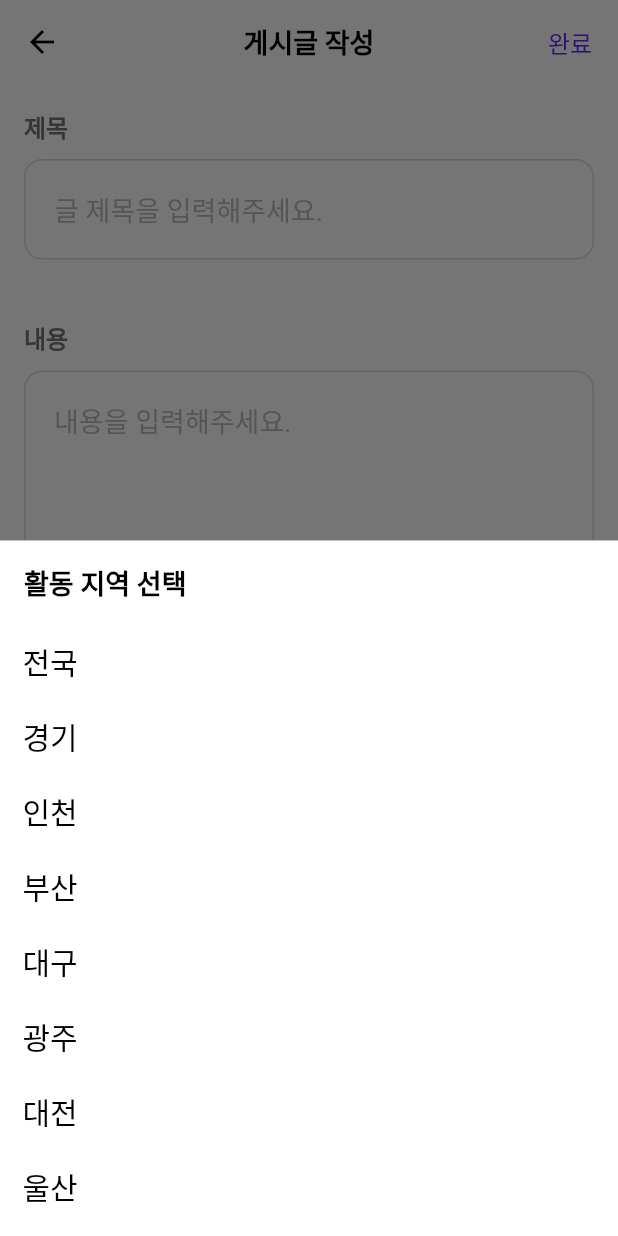
After one commit to 2023-Together/Together_Dev_Flutter, a Flutter app: the PostWritePage screen opened directly, after a tap on "전국", on a phone screen of 412 x 824 dp. The commit adds this screen. Run offline on Flutter 3.47's test engine with Material 2 defaults, Android fonts, the phone set to English and light mode, and no system bars; our stand-ins replace flutter_secure_storage, font_awesome_flutter, get, table_calendar; accounts and stored records are empty; network calls fail.

Commit message:
feat: 게시글 작성 페이지 추가
동아리 커뮤니티 페이지의 게시글 작성 버튼을 누르면
게시글 작성 페이지가 푸쉬된다.

```diff
--- a/lib/club/club_screen.dart
+++ b/lib/club/club_screen.dart
@@ -1,5 +1,7 @@
 import 'package:flutter/material.dart';
 import 'package:font_awesome_flutter/font_awesome_flutter.dart';
+import 'package:swag_cross_app/club/locationListBottomSheet.dart';
+import 'package:swag_cross_app/club/post_write_page.dart';
 
 class ClubScreen extends StatefulWidget {
   const ClubScreen({super.key});
@@ -9,73 +11,10 @@ class ClubScreen extends StatefulWidget {
 }
 
 class _ClubScreenState extends State<ClubScreen> {
-  final List<String> _locations = [
-    "전국",
-    "경기",
-    "인천",
-    "부산",
-    "대구",
-    "광주",
-    "대전",
-    "울산",
-    "세종",
-    "강원",
-    "경남",
-    "경북",
-    "전남",
-    "전북",
-    "충남",
-    "충북",
-    "제주",
-    "기타"
-  ];
-
   AppBar _appBarWidget() {
     return AppBar(
       title: const Text("커뮤니티"),
-      actions: [
-        GestureDetector(
-          child: Row(
-            children: const [
-              Text("전국", style: TextStyle(fontSize: 20)),
-              Icon(Icons.arrow_drop_down),
-            ],
-          ),
-          onTap: () {
-            showModalBottomSheet(
-              context: context,
-              builder: (BuildContext context) {
-                return Scaffold(
-                  appBar: AppBar(
-                    title: const Text("활동 지역 선택"),
-                    centerTitle: false,
-                    automaticallyImplyLeading: false,
-                  ),
-                  body: Container(
-                    margin: const EdgeInsets.only(top: 10),
-                    child: ListView(
-                      children: [
-                        for (var location in _locations)
-                          Container(
-                            padding: const EdgeInsets.symmetric(horizontal: 15),
-                            height: 50,
-                            child: Text(
-                              location,
-                              style: const TextStyle(
-                                color: Colors.black,
-                                fontSize: 20,
-                              ),
-                            ),
-                          ),
-                      ],
-                    ),
-                  ),
-                );
-              },
-            );
-          },
-        )
-      ],
+      actions: [LocationListBottomSheet()],
     );
   }
 
@@ -196,7 +135,14 @@ class _ClubScreenState extends State<ClubScreen> {
         backgroundColor: const Color(0xFF6524FF),
         child: const Icon(FontAwesomeIcons.pen),
         onPressed: () {
-          print("게시글 작성 페이지로 이동");
+          Navigator.push(
+            context,
+            MaterialPageRoute(
+              builder: (context) {
+                return const PostWritePage();
+              },
+            ),
+          );
         },
       ),
       appBar: _appBarWidget(),
--- /dev/null
+++ b/lib/club/locationListBottomSheet.dart
@@ -0,0 +1,74 @@
+import 'package:flutter/material.dart';
+
+class LocationListBottomSheet extends StatelessWidget {
+  static final List<String> locations = [
+    "전국",
+    "경기",
+    "인천",
+    "부산",
+    "대구",
+    "광주",
+    "대전",
+    "울산",
+    "세종",
+    "강원",
+    "경남",
+    "경북",
+    "전남",
+    "전북",
+    "충남",
+    "충북",
+    "제주",
+    "기타"
+  ];
+  const LocationListBottomSheet({super.key});
+
+  onTap(context) {
+    showModalBottomSheet(
+      context: context,
+      builder: (BuildContext context) {
+        return Scaffold(
+          appBar: AppBar(
+            title: const Text("활동 지역 선택"),
+            centerTitle: false,
+            automaticallyImplyLeading: false,
+          ),
+          body: Container(
+            margin: const EdgeInsets.only(top: 10),
+            child: ListView(
+              children: [
+                for (var location in locations)
+                  Container(
+                    padding: const EdgeInsets.symmetric(horizontal: 15),
+                    height: 50,
+                    child: Text(
+                      location,
+                      style: const TextStyle(
+                        color: Colors.black,
+                        fontSize: 20,
+                      ),
+                    ),
+                  ),
+              ],
+            ),
+          ),
+        );
+      },
+    );
+  }
+
+  @override
+  Widget build(BuildContext context) {
+    return GestureDetector(
+      child: Row(
+        children: const [
+          Text("전국", style: TextStyle(fontSize: 20)),
+          Icon(Icons.arrow_drop_down),
+        ],
+      ),
+      onTap: () {
+        onTap(context);
+      },
+    );
+  }
+}
--- /dev/null
+++ b/lib/club/post_write_page.dart
@@ -0,0 +1,160 @@
+import 'package:flutter/material.dart';
+import 'package:swag_cross_app/club/locationListBottomSheet.dart';
+
+class PostWritePage extends StatelessWidget {
+  const PostWritePage({super.key});
+
+  onTap(context) {
+    showModalBottomSheet(
+      context: context,
+      builder: (BuildContext context) {
+        return Scaffold(
+          appBar: AppBar(
+            title: const Text("활동 지역 선택"),
+            centerTitle: false,
+            automaticallyImplyLeading: false,
+          ),
+          body: Container(
+            margin: const EdgeInsets.only(top: 10),
+            child: ListView(
+              children: [
+                for (var location in LocationListBottomSheet.locations)
+                  Container(
+                    padding: const EdgeInsets.symmetric(horizontal: 15),
+                    height: 50,
+                    child: Text(
+                      location,
+                      style: const TextStyle(
+                        color: Colors.black,
+                        fontSize: 20,
+                      ),
+                    ),
+                  ),
+              ],
+            ),
+          ),
+        );
+      },
+    );
+  }
+
+  Widget _textField({
+    required String hintText,
+    required int maxLines,
+  }) {
+    return TextField(
+      maxLines: maxLines,
+      cursorColor: const Color(0xFf6524FF),
+      decoration: InputDecoration(
+        hintText: hintText,
+        hintStyle: TextStyle(
+          color: const Color(0xFF767676).withOpacity(0.5),
+          fontSize: 18,
+        ),
+        border: InputBorder.none,
+        enabledBorder: OutlineInputBorder(
+          borderRadius: BorderRadius.circular(12),
+          borderSide: const BorderSide(
+            width: 1,
+            color: Color(0xFFDBDBDB),
+          ),
+        ),
+        focusedBorder: OutlineInputBorder(
+          borderRadius: BorderRadius.circular(12),
+          borderSide: const BorderSide(
+            width: 1,
+            color: Color(0xFF6524FF),
+          ),
+        ),
+        contentPadding: const EdgeInsets.symmetric(
+          horizontal: 20,
+          vertical: 20,
+        ),
+      ),
+      style: const TextStyle(
+        color: Color(0xFF191919),
+        fontSize: 18,
+      ),
+    );
+  }
+
+  Widget _title({required String title}) {
+    return Text(
+      title,
+      style: const TextStyle(
+        color: Color(0xFF767676),
+        fontSize: 16,
+        fontWeight: FontWeight.w800,
+      ),
+    );
+  }
+
+  AppBar _appBarWidget() {
+    return AppBar(
+      title: const Text("게시글 작성"),
+      actions: [
+        TextButton(
+          onPressed: () {},
+          child: const Text(
+            "완료",
+            style: TextStyle(
+              color: Color(0xFF6524FF),
+              fontSize: 16,
+            ),
+          ),
+        ),
+      ],
+    );
+  }
+
+  Widget _bodyWidget(BuildContext context) {
+    return Padding(
+      padding: const EdgeInsets.all(16),
+      child: Column(
+        crossAxisAlignment: CrossAxisAlignment.start,
+        children: [
+          _title(title: "제목"),
+          const SizedBox(height: 10),
+          _textField(hintText: "글 제목을 입력해주세요.", maxLines: 1),
+          const SizedBox(height: 40),
+          _title(title: "내용"),
+          const SizedBox(height: 10),
+          _textField(hintText: "내용을 입력해주세요.", maxLines: 14),
+          const SizedBox(height: 40),
+          _title(title: "활동 지역"),
+          const SizedBox(height: 10),
+          GestureDetector(
+            onTap: () {
+              onTap(context);
+            },
+            child: Container(
+              padding: const EdgeInsets.symmetric(horizontal: 20, vertical: 20),
+              decoration: BoxDecoration(
+                borderRadius: BorderRadius.circular(12),
+                border: Border.all(
+                  color: const Color(0xFFDBDBDB),
+                ),
+              ),
+              child: Row(
+                mainAxisAlignment: MainAxisAlignment.spaceBetween,
+                children: const [
+                  Text("전국", style: TextStyle(fontSize: 20)),
+                  Icon(Icons.arrow_drop_down),
+                ],
+              ),
+            ),
+          ),
+        ],
+      ),
+    );
+  }
+
+  @override
+  Widget build(BuildContext context) {
+    return Scaffold(
+      resizeToAvoidBottomInset: false,
+      appBar: _appBarWidget(),
+      body: _bodyWidget(context),
+    );
+  }
+}
--- a/lib/features/schedule/screen.dart
+++ b/lib/features/schedule/screen.dart
@@ -11,7 +11,7 @@ class TableCalendarPage extends StatefulWidget {
 class _TableCalendarPageState extends State<TableCalendarPage> {
   late DateTime _selectedDay;
   late DateTime _focusedDay;
-  final int _scheduleCount = 4; // 선택 날짜 일정 갯수
+  final int _scheduleCount = 0; // 선택 날짜 일정 갯수
   bool _selectedDayIsWeekend = false;
 
   @override
@@ -19,7 +19,6 @@ class _TableCalendarPageState extends State<TableCalendarPage> {
     super.initState();
     _focusedDay = DateTime.now();
     _selectedDay = DateTime.now();
-    print(_focusedDay);
   }
 
   // 선택한 날짜가 주말이면 폰트 글씨가 빨간색을 유지하도록 함. 주말이 아니면 검은색.
@@ -43,7 +42,7 @@ class _TableCalendarPageState extends State<TableCalendarPage> {
           _focusedDay = focusedDay;
           isWeekend(dateTime: selectedDay);
         });
-        print(selectedDay);
+        // print(selectedDay);
       },
       onPageChanged: (focusedDay) {
         _focusedDay = focusedDay;
```
